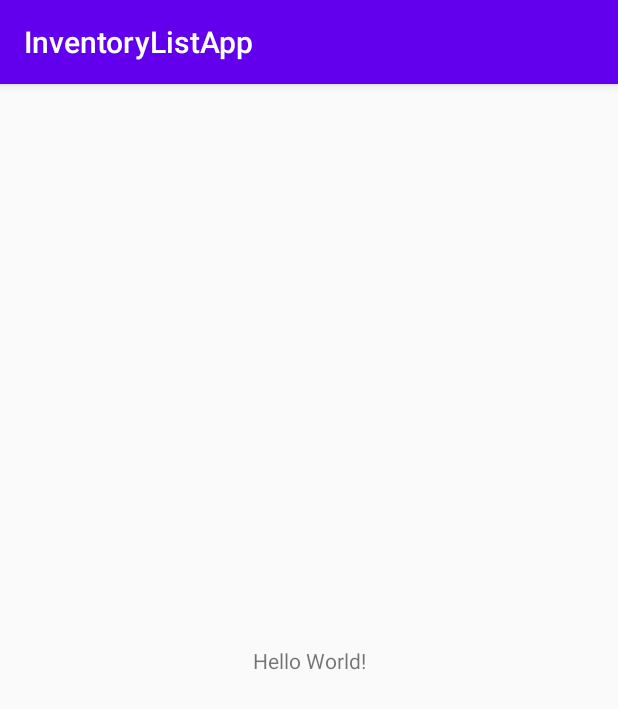
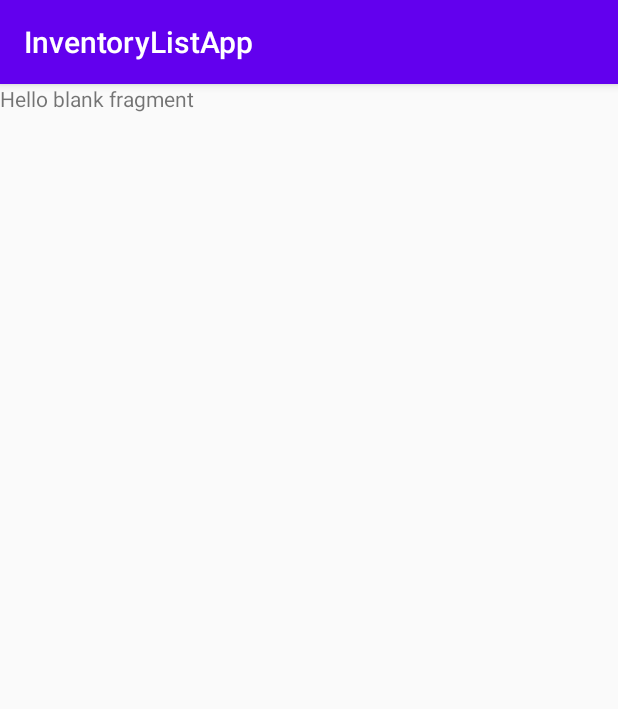
Before and after one commit to Earbaj/ListItemStoreWithRoomDB, an Android app: the screen it shows after launch (MainActivity), on a phone screen of 412 x 824 dp. Shown: the top 709 px of the screen. Run offline under Robolectric (Android 15) with nearby library versions, the phone set to English and light mode, and no system bars.

Commit message:
Add list item and list details fragment

```diff
--- /dev/null
+++ b/app/src/main/java/com/example/inventorylistapp/ui/DetailsItemFragment.kt
@@ -0,0 +1,26 @@
+package com.example.inventorylistapp.ui
+
+import android.os.Bundle
+import androidx.fragment.app.Fragment
+import android.view.LayoutInflater
+import android.view.View
+import android.view.ViewGroup
+import com.example.inventorylistapp.R
+
+
+class DetailsItemFragment : Fragment() {
+
+    override fun onCreate(savedInstanceState: Bundle?) {
+        super.onCreate(savedInstanceState)
+
+    }
+
+    override fun onCreateView(
+        inflater: LayoutInflater, container: ViewGroup?,
+        savedInstanceState: Bundle?
+    ): View? {
+        // Inflate the layout for this fragment
+        return inflater.inflate(R.layout.fragment_details_item, container, false)
+    }
+
+}
--- /dev/null
+++ b/app/src/main/java/com/example/inventorylistapp/ui/ListItemFragment.kt
@@ -0,0 +1,24 @@
+package com.example.inventorylistapp.ui
+
+import android.os.Bundle
+import androidx.fragment.app.Fragment
+import android.view.LayoutInflater
+import android.view.View
+import android.view.ViewGroup
+import com.example.inventorylistapp.R
+
+class ListItemFragment : Fragment() {
+
+    override fun onCreate(savedInstanceState: Bundle?) {
+        super.onCreate(savedInstanceState)
+    }
+
+    override fun onCreateView(
+        inflater: LayoutInflater, container: ViewGroup?,
+        savedInstanceState: Bundle?
+    ): View? {
+        // Inflate the layout for this fragment
+        return inflater.inflate(R.layout.fragment_list_item, container, false)
+    }
+
+}
--- a/app/src/main/res/layout/activity_main.xml
+++ b/app/src/main/res/layout/activity_main.xml
@@ -6,13 +6,16 @@
     android:layout_height="match_parent"
     tools:context=".MainActivity">
 
-    <TextView
-        android:layout_width="wrap_content"
-        android:layout_height="wrap_content"
-        android:text="Hello World!"
+    <androidx.fragment.app.FragmentContainerView
+        android:id="@+id/nav_host_fragment"
+        android:name="androidx.navigation.fragment.NavHostFragment"
+        android:layout_width="0dp"
+        android:layout_height="0dp"
+        app:defaultNavHost="true"
         app:layout_constraintBottom_toBottomOf="parent"
-        app:layout_constraintEnd_toEndOf="parent"
-        app:layout_constraintStart_toStartOf="parent"
-        app:layout_constraintTop_toTopOf="parent" />
+        app:layout_constraintLeft_toLeftOf="parent"
+        app:layout_constraintRight_toRightOf="parent"
+        app:layout_constraintTop_toTopOf="parent"
+        app:navGraph="@navigation/nav_graph" />
 
 </androidx.constraintlayout.widget.ConstraintLayout>
--- /dev/null
+++ b/app/src/main/res/layout/fragment_details_item.xml
@@ -0,0 +1,14 @@
+<?xml version="1.0" encoding="utf-8"?>
+<FrameLayout xmlns:android="http://schemas.android.com/apk/res/android"
+    xmlns:tools="http://schemas.android.com/tools"
+    android:layout_width="match_parent"
+    android:layout_height="match_parent"
+    tools:context=".ui.DetailsItemFragment">
+
+    <!-- TODO: Update blank fragment layout -->
+    <TextView
+        android:layout_width="match_parent"
+        android:layout_height="match_parent"
+        android:text="@string/hello_blank_fragment" />
+
+</FrameLayout>
--- /dev/null
+++ b/app/src/main/res/layout/fragment_list_item.xml
@@ -0,0 +1,14 @@
+<?xml version="1.0" encoding="utf-8"?>
+<FrameLayout xmlns:android="http://schemas.android.com/apk/res/android"
+    xmlns:tools="http://schemas.android.com/tools"
+    android:layout_width="match_parent"
+    android:layout_height="match_parent"
+    tools:context=".ui.ListItemFragment">
+
+    <!-- TODO: Update blank fragment layout -->
+    <TextView
+        android:layout_width="match_parent"
+        android:layout_height="match_parent"
+        android:text="@string/hello_blank_fragment" />
+
+</FrameLayout>
--- /dev/null
+++ b/app/src/main/res/navigation/nav_graph.xml
@@ -0,0 +1,18 @@
+<?xml version="1.0" encoding="utf-8"?>
+<navigation xmlns:android="http://schemas.android.com/apk/res/android"
+    xmlns:app="http://schemas.android.com/apk/res-auto"
+    xmlns:tools="http://schemas.android.com/tools"
+    android:id="@+id/nav_graph"
+    app:startDestination="@id/listItemFragment">
+
+    <fragment
+        android:id="@+id/listItemFragment"
+        android:name="com.example.inventorylistapp.ui.ListItemFragment"
+        android:label="fragment_list_item"
+        tools:layout="@layout/fragment_list_item" />
+    <fragment
+        android:id="@+id/detailsItemFragment"
+        android:name="com.example.inventorylistapp.ui.DetailsItemFragment"
+        android:label="fragment_details_item"
+        tools:layout="@layout/fragment_details_item" />
+</navigation>
--- a/app/src/main/res/values/strings.xml
+++ b/app/src/main/res/values/strings.xml
@@ -1,3 +1,5 @@
 <resources>
     <string name="app_name">InventoryListApp</string>
+    <!-- TODO: Remove or change this placeholder text -->
+    <string name="hello_blank_fragment">Hello blank fragment</string>
 </resources>
```
